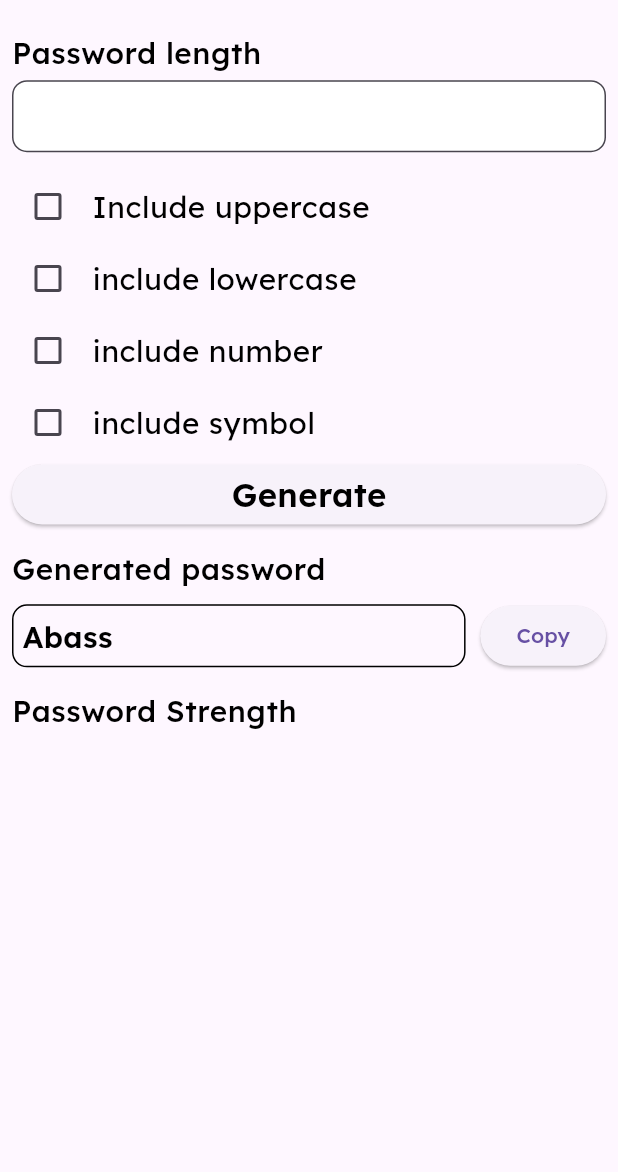
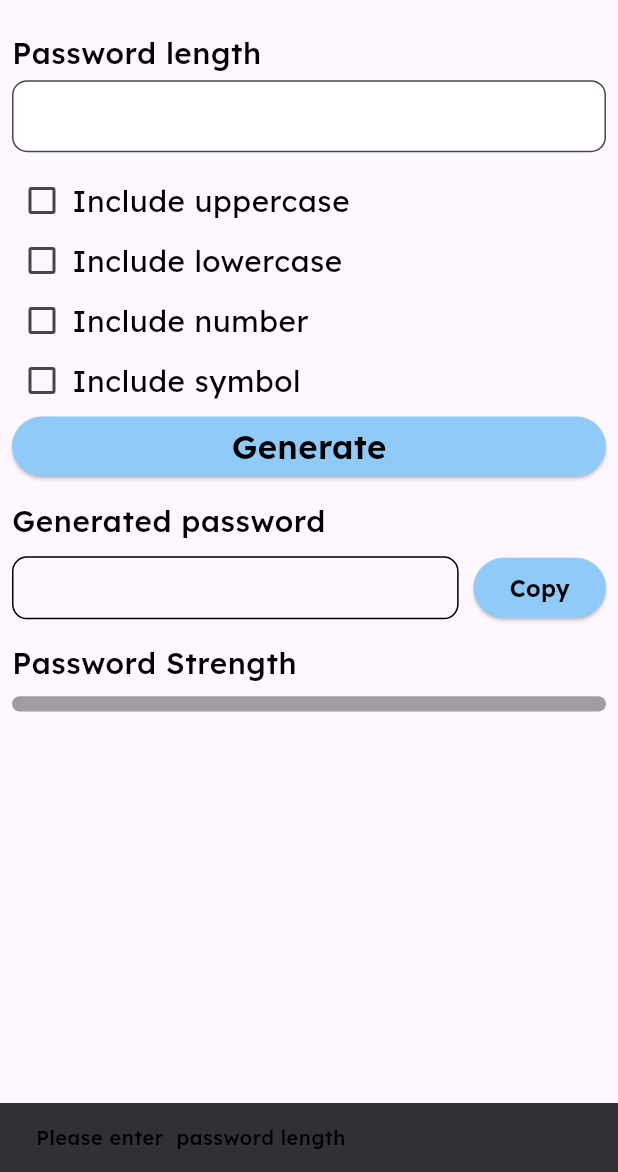
Before and after one commit to piperfresh/password_generator, a Flutter app: the screen it shows after launch, after a tap on "Generate", on a phone screen of 412 x 824 dp, the part 64-1236 px from its top. Run offline on Flutter 3.47's test engine with Material 3 defaults, Android fonts, the phone set to English and light mode, and no system bars; our stand-ins replace flutter_riverpod, shared_preferences.

Commit message:
password generator logic

```diff
--- a/lib/core/app_color.dart
+++ b/lib/core/app_color.dart
@@ -6,4 +6,7 @@ class AppColor {
   static const grey = Color(0XFFA1A1A1);
   static const black = Colors.black;
   static const white = Colors.white;
+  static var blueShade400 = Colors.blue.shade400;
+  static var blueShade200 = Colors.blue.shade200;
+
 }
--- a/lib/core/themes/theme_storage.dart
+++ b/lib/core/themes/theme_storage.dart
@@ -9,11 +9,14 @@ final themeStorageProvider = Provider<ThemeStorage>((ref) {
 });
 
 abstract class ThemeStorage {
-  // factory ThemeStorage() => ThemeStorageImpl();
-
   Future<bool> getThemeMode();
 
   Future<bool> setThemeMode(bool currentThemeMode);
+
+  static Future<ThemeStorage> getInstance() async {
+    final prefs = await SharedPreferences.getInstance();
+    return ThemeStorageImpl(prefs);
+  }
 }
 
 class ThemeStorageImpl implements ThemeStorage {
--- /dev/null
+++ b/lib/core/utils/snack_bar.dart
@@ -0,0 +1,14 @@
+import 'package:flutter/material.dart';
+import 'package:password_generator/core/extension.dart';
+
+class SnackBarUtils {
+  static void snackBar(BuildContext context, String message) {
+    ScaffoldMessenger.of(context).showSnackBar(
+      SnackBar(
+          content: Text(
+        message,
+        style: context.textTheme.bodySmall?.copyWith(fontSize: 12.sp),
+      )),
+    );
+  }
+}
--- a/lib/features/password_generator/presentation/pages/password_generator_screen.dart
+++ b/lib/features/password_generator/presentation/pages/password_generator_screen.dart
@@ -3,9 +3,13 @@ import 'package:flutter_riverpod/flutter_riverpod.dart';
 import 'package:password_generator/core/app_color.dart';
 import 'package:password_generator/core/extension.dart';
 import 'package:password_generator/core/themes/theme_notifier.dart';
+import 'package:password_generator/core/utils/snack_bar.dart';
 import 'package:password_generator/features/password_generator/presentation/widget/copy_able_text.dart';
 import 'package:password_generator/features/password_generator/presentation/widget/password_type_widget.dart';
 import 'package:password_generator/features/password_generator/presentation/widget/text_field_with_title.dart';
+import 'package:password_generator/features/password_generator/repository/password_generator.dart';
+
+import '../widget/linear_tracker.dart';
 
 class PasswordGeneratorScreen extends ConsumerStatefulWidget {
   const PasswordGeneratorScreen({super.key});
@@ -22,6 +26,9 @@ class _PasswordGeneratorScreenState
   bool includeLowercase = false;
   bool includeNumber = false;
   bool includeSymbol = false;
+
+  double progress = 0;
+  String generatedPassword = '';
 
   @override
   void dispose() {
@@ -48,7 +55,8 @@ class _PasswordGeneratorScreenState
               icon: Icon(isDarkMode ? Icons.dark_mode : Icons.light_mode)),
         ],
       ),
-      body: Padding(
+      body: SingleChildScrollView(
+        child: Padding(
           padding: const EdgeInsets.all(8.0),
           child: Column(
             crossAxisAlignment: CrossAxisAlignment.start,
@@ -56,6 +64,7 @@ class _PasswordGeneratorScreenState
               TextFieldWithTitle(
                 title: 'Password length',
                 controller: passwordCharacterController,
+                keyboardType: TextInputType.number,
               ),
               12.sbH,
               PasswordTypeWidget(
@@ -68,7 +77,7 @@ class _PasswordGeneratorScreenState
                 },
               ),
               PasswordTypeWidget(
-              title: 'include lowercase',
+                title: 'Include lowercase',
                 currentState: includeLowercase,
                 onChanged: (value) {
                   setState(() {
@@ -77,7 +86,7 @@ class _PasswordGeneratorScreenState
                 },
               ),
               PasswordTypeWidget(
-              title: 'include number',
+                title: 'Include number',
                 currentState: includeNumber,
                 onChanged: (value) {
                   setState(() {
@@ -86,7 +95,7 @@ class _PasswordGeneratorScreenState
                 },
               ),
               PasswordTypeWidget(
-              title: 'include symbol',
+                title: 'Include symbol',
                 currentState: includeSymbol,
                 onChanged: (value) {
                   setState(() {
@@ -97,24 +106,63 @@ class _PasswordGeneratorScreenState
               SizedBox(
                   width: double.infinity,
                   child: ElevatedButton(
-                  style: ElevatedButton.styleFrom(),
-                  onPressed: () {},
-                  child: Text(
-                    'Generate',
-                    style: context.textTheme.bodyMedium,
-                  )),
+                      style: ElevatedButton.styleFrom(
+                        backgroundColor: isDarkMode
+                            ? AppColor.blueShade400
+                            : AppColor.blueShade200,
                       ),
+                      onPressed: () {
+                        if (passwordCharacterController.text.isEmpty) {
+                          SnackBarUtils.snackBar(
+                              context, 'Please enter  password length');
+                          return;
+                        }
+                        final length =
+                            int.tryParse(passwordCharacterController.text) ?? 0;
+
+
+                        if (length <= 0) {
+                          SnackBarUtils.snackBar(
+                              context, 'Please enter a valid password length');
+                          return;
+                        }
+
+                        final generatePassword =
+                            PasswordGenerator.generatePassword(
+                                length: length,
+                                includeUppercase: includeUppercase,
+                                includeLowercase: includeLowercase,
+                                includeNumber: includeNumber,
+                                includeSymbol: includeSymbol);
+
+                        setState(() {
+                          generatedPassword = generatePassword;
+                        });
+
+                        setState(() {
+                          progress =
+                              PasswordGenerator.calculatePasswordStrength(
+                                  generatePassword);
+                        });
+                      },
+                      child: Text('Generate',
+                          style: context.textTheme.bodyMedium))),
               12.sbH,
               Text(
                 'Generated password',
                 style: context.textTheme.bodySmall,
               ),
               8.sbH,
-            CopyAbleText(text: 'Abass'),
+              CopyAbleText(text: generatedPassword),
               12.sbH,
               Text('Password Strength', style: context.textTheme.bodySmall),
-            5.sbH,
+              10.sbH,
+              LinearTracker(
+                progress: progress,
+                height: 10.h,
+              )
             ],
+          ),
         ),
       ),
     );
--- a/lib/features/password_generator/presentation/widget/copy_able_text.dart
+++ b/lib/features/password_generator/presentation/widget/copy_able_text.dart
@@ -6,37 +6,37 @@ import 'package:password_generator/core/extension.dart';
 import '../../../../core/app_color.dart';
 import '../../../../core/themes/theme_notifier.dart';
 
-class CopyAbleText extends StatelessWidget {
+class CopyAbleText extends ConsumerWidget {
   final String text;
 
   const CopyAbleText({super.key, required this.text});
 
   @override
-  Widget build(BuildContext context) {
+  Widget build(BuildContext context, WidgetRef ref) {
+    final isDarkMode = ref.watch(themeProvider) == ThemeMode.dark;
     return Row(
       mainAxisSize: MainAxisSize.min,
       mainAxisAlignment: MainAxisAlignment.spaceBetween,
       children: [
         Expanded(
-          child: Consumer(builder: (context, ref, child) {
-            final isDarkMode = ref.watch(themeProvider) == ThemeMode.dark;
-            return Container(
+            child: Container(
                 padding: const EdgeInsets.all(6),
                 decoration: BoxDecoration(
                   border: Border.all(
                       color: isDarkMode ? AppColor.white : AppColor.black),
                   borderRadius: BorderRadius.circular(10.0),
                 ),
-                child: Text(text, style: TextStyle(fontSize: 18.sp)));
-          }),
-        ),
+                child: Text(text, style: TextStyle(fontSize: 18.sp)))),
         9.sbW,
         ElevatedButton(
-            onPressed: () async {
-              await Clipboard.setData(ClipboardData(text: text));
-              ScaffoldMessenger.of(context).showSnackBar(
-                SnackBar(
-                  content: Text(
+          style: ElevatedButton.styleFrom(
+              backgroundColor:
+                  isDarkMode ? AppColor.blueShade400 : AppColor.blueShade200),
+          onPressed: () async {
+            await Clipboard.setData(ClipboardData(text: text));
+            ScaffoldMessenger.of(context).showSnackBar(
+              SnackBar(
+                content: Text(
                     '$text copied to clipboard',
                     style: context.textTheme.bodySmall?.copyWith(
                       color: AppColor.white,
@@ -47,7 +47,13 @@ class CopyAbleText extends StatelessWidget {
                 ),
               );
             },
-            child: const Text('Copy'))
+          child: Text(
+            'Copy',
+            style: context.textTheme.bodyMedium?.copyWith(
+              fontSize: 14.sp,
+            ),
+          ),
+        ),
       ],
     );
   }
--- /dev/null
+++ b/lib/features/password_generator/presentation/widget/linear_tracker.dart
@@ -0,0 +1,130 @@
+import 'package:flutter/material.dart';
+import 'package:password_generator/core/extension.dart';
+
+class LinearTracker extends StatefulWidget {
+  final double progress;
+  final Color? color;
+  final bool shouldShowLabel;
+  final double height;
+
+  const LinearTracker({
+    super.key,
+    required this.progress,
+    this.color,
+    this.shouldShowLabel = false,
+    required this.height,
+  });
+
+  @override
+  State<LinearTracker> createState() => _LinearTrackerState();
+}
+
+class _LinearTrackerState extends State<LinearTracker>
+    with SingleTickerProviderStateMixin {
+  late AnimationController _controller;
+  late Animation<double> _animation;
+
+  @override
+  void initState() {
+    super.initState();
+    _controller = AnimationController(
+      vsync: this,
+      duration: const Duration(milliseconds: 500),
+    );
+    _animation = Tween<double>(
+      begin: 0,
+      end: widget.progress,
+    ).animate(
+      CurvedAnimation(
+        parent: _controller,
+        curve: Curves.easeOutCubic,
+      ),
+    );
+    _controller.forward();
+  }
+
+  @override
+  void didUpdateWidget(covariant LinearTracker oldWidget) {
+    super.didUpdateWidget(oldWidget);
+    if (oldWidget.progress != widget.progress) {
+      _animation = Tween<double>(
+        begin: oldWidget.progress,
+        end: widget.progress,
+      ).animate(
+        CurvedAnimation(parent: _controller, curve: Curves.easeOutCubic),
+      );
+      _controller
+        ..reset()
+        ..forward();
+    }
+  }
+
+  @override
+  void dispose() {
+    _controller.dispose();
+    super.dispose();
+  }
+
+  @override
+  Widget build(BuildContext context) {
+    return Column(
+      crossAxisAlignment: CrossAxisAlignment.start,
+      children: [
+        if (widget.shouldShowLabel)
+          AnimatedBuilder(
+              animation: _animation,
+              builder: (context, child) {
+                return Padding(
+                  padding: EdgeInsets.only(bottom: 4.h),
+                  // child: Text('${widget.progress.round()}%',
+                  child: Text('${_animation.value.round()}%',
+                      style: context.textTheme.bodySmall),
+                );
+              }),
+        Stack(
+          alignment: Alignment.center,
+          children: [
+            Container(
+              height: widget.height,
+              decoration: BoxDecoration(
+                color: Colors.grey,
+                borderRadius: BorderRadius.circular(widget.height / 2),
+              ),
+            ),
+            // Progress
+            AnimatedBuilder(
+              animation: _controller,
+              builder: (context,child) {
+                return Align(
+                  alignment: Alignment.centerLeft,
+                  child: FractionallySizedBox(
+                    // widthFactor: widget.progress / 100,
+                    // widthFactor: _animation.value / 100,
+                    widthFactor: (_animation.value / 100).clamp(0.0, 1.0),
+                    child: Container(
+                      height: widget.height,
+                      decoration: BoxDecoration(
+                        color: widget.color ?? Colors.blue,
+                        borderRadius: BorderRadius.circular(widget.height / 2),
+                      ),
+                    ),
+                  ),
+                );
+              }
+            ),
+            // Optional centered label
+            if (widget.shouldShowLabel)
+              Text(
+                '${widget.progress.round()}%',
+                style: const TextStyle(
+                  color: Colors.white,
+                  fontSize: 12,
+                  fontWeight: FontWeight.w500,
+                ),
+              ),
+          ],
+        )
+      ],
+    );
+  }
+}
--- a/lib/features/password_generator/presentation/widget/password_type_widget.dart
+++ b/lib/features/password_generator/presentation/widget/password_type_widget.dart
@@ -15,19 +15,26 @@ class PasswordTypeWidget extends StatelessWidget {
 
   @override
   Widget build(BuildContext context) {
-    return Row(
+    return GestureDetector(
+      onTap: () {
+        if (onChanged != null) {
+          onChanged!(!currentState);
+        }
+      },
+      child: Row(
         children: [
           Checkbox(
             value: currentState,
             onChanged: onChanged,
+            materialTapTargetSize: MaterialTapTargetSize.shrinkWrap,
           ),
-        5.sbW,
           Text(title,
               style: context.textTheme.bodySmall?.copyWith(
                 fontSize: 18.sp,
                 fontWeight: FontWeight.w400,
               )),
         ],
+      ),
     );
   }
 }
--- /dev/null
+++ b/lib/features/password_generator/repository/password_generator.dart
@@ -0,0 +1,90 @@
+import 'dart:math';
+
+class PasswordGenerator {
+  static const String uppercase = "ABCDEFGHIJKLMNOPQRSTUVWXYZ";
+  static const String lowercase = "abcdefghijklmnopqrstuvwxyz";
+  static const String numbers = "0123456789";
+  static const String symbols = "!@#\$%^&*()_+{}[]|\\<>?";
+
+  static String generatePassword({
+    required int length,
+    required bool includeUppercase,
+    required bool includeLowercase,
+    required bool includeNumber,
+    required bool includeSymbol,
+  }) {
+    if (length <= 0) return '';
+
+    String characterPool = '';
+    if (includeUppercase) characterPool += uppercase;
+    if (includeLowercase) characterPool += lowercase;
+    if (includeNumber) characterPool += numbers;
+    if (includeSymbol) characterPool += symbols;
+
+    final random = Random.secure();
+
+    /// Generate password
+    final password = List.generate(
+      length,
+      (index) {
+        return characterPool[random.nextInt(characterPool.length)];
+      },
+    ).join();
+
+    // Ensure at least one character from each selected type is included
+    if (!_validatePassword(
+      password: password,
+      includeUppercase: includeUppercase,
+      includeLowercase: includeLowercase,
+      includeNumbers: includeNumber,
+      includeSymbols: includeSymbol,
+    )) {
+      // If validation fails, generate a new password recursively
+      return generatePassword(
+        length: length,
+        includeUppercase: includeUppercase,
+        includeLowercase: includeLowercase,
+        includeNumber: includeNumber,
+        includeSymbol: includeSymbol,
+      );
+    }
+
+    return password;
+  }
+
+  static bool _validatePassword({
+    required String password,
+    required bool includeUppercase,
+    required bool includeLowercase,
+    required bool includeNumbers,
+    required bool includeSymbols,
+  }) {
+    if (includeUppercase && !password.contains(RegExp(r'[A-Z]'))) return false;
+    if (includeLowercase && !password.contains(RegExp(r'[a-z]'))) return false;
+    if (includeNumbers && !password.contains(RegExp(r'[0-9]'))) return false;
+    if (includeSymbols &&
+        !password.contains(RegExp(r'[!@#\$%^&*()_+\-=\[\]{}|;:,.<>?]'))) {
+      return false;
+    }
+    return true;
+  }
+
+  static double calculatePasswordStrength(String password) {
+    if (password.isEmpty) return 0;
+
+    double strength = 0;
+
+    /// Length contribution (up to 40 points)
+    strength += min(password.length * 4, 40);
+
+    // Character variety contribution (up to 60 points)
+    if (password.contains(RegExp(r'[A-Z]'))) strength += 15;
+    if (password.contains(RegExp(r'[a-z]'))) strength += 15;
+    if (password.contains(RegExp(r'[0-9]'))) strength += 15;
+    if (password.contains(RegExp(r'[!@#\$%^&*()_+\-=\[\]{}|;:,.<>?]'))) {
+      strength += 15;
+    }
+
+    return min(strength, 100);
+  }
+}
--- a/lib/main.dart
+++ b/lib/main.dart
@@ -1,12 +1,10 @@
 import 'package:flutter/material.dart';
 import 'package:flutter_riverpod/flutter_riverpod.dart';
-import 'package:password_generator/core/constants.dart';
 import 'package:password_generator/core/size_configs.dart';
 import 'package:password_generator/core/themes/theme_repository.dart';
 import 'package:password_generator/core/themes/theme_storage.dart';
 import 'package:password_generator/core/themes/themes.dart';
 import 'package:password_generator/features/password_generator/presentation/pages/password_generator_screen.dart';
-import 'package:shared_preferences/shared_preferences.dart';
 
 import 'core/themes/theme_notifier.dart';
 
@@ -14,20 +12,30 @@ void main() async {
   WidgetsFlutterBinding.ensureInitialized();
 
   ///Initialized SharedPreferences
-  final pref = await SharedPreferences.getInstance();
+  // final pref = await SharedPreferences.getInstance();
+
+  final themeStorage = await ThemeStorage.getInstance();
 
   /// Get the saved theme locally
-  final savedTheme = pref.getBool(AppConstants.themeModeKey) ?? false;
+  // final savedTheme = pref.getBool(AppConstants.themeModeKey) ?? false;
+  final savedTheme = await themeStorage.getThemeMode();
+
   runApp(ProviderScope(
     overrides: [
       /// Override the initial state theme with the saved theme
       /// so it will load the saved theme immediately
+      //!
+      // themeProvider.overrideWith(
+      //   (ref) => ThemeNotifier(
+      //     ThemeRepository(
+      //       ThemeStorageImpl(pref),
+      //     ),
+      //   )..initTheme(savedTheme),
+      // )
+
       themeProvider.overrideWith(
-        (ref) => ThemeNotifier(
-          ThemeRepository(
-            ThemeStorageImpl(pref),
-          ),
-        )..initTheme(savedTheme),
+        (ref) =>
+            ThemeNotifier(ThemeRepository(themeStorage))..initTheme(savedTheme),
       )
     ],
     child: const MyApp(),
```
Lines whose indentation alone changed are shown as unchanged.
